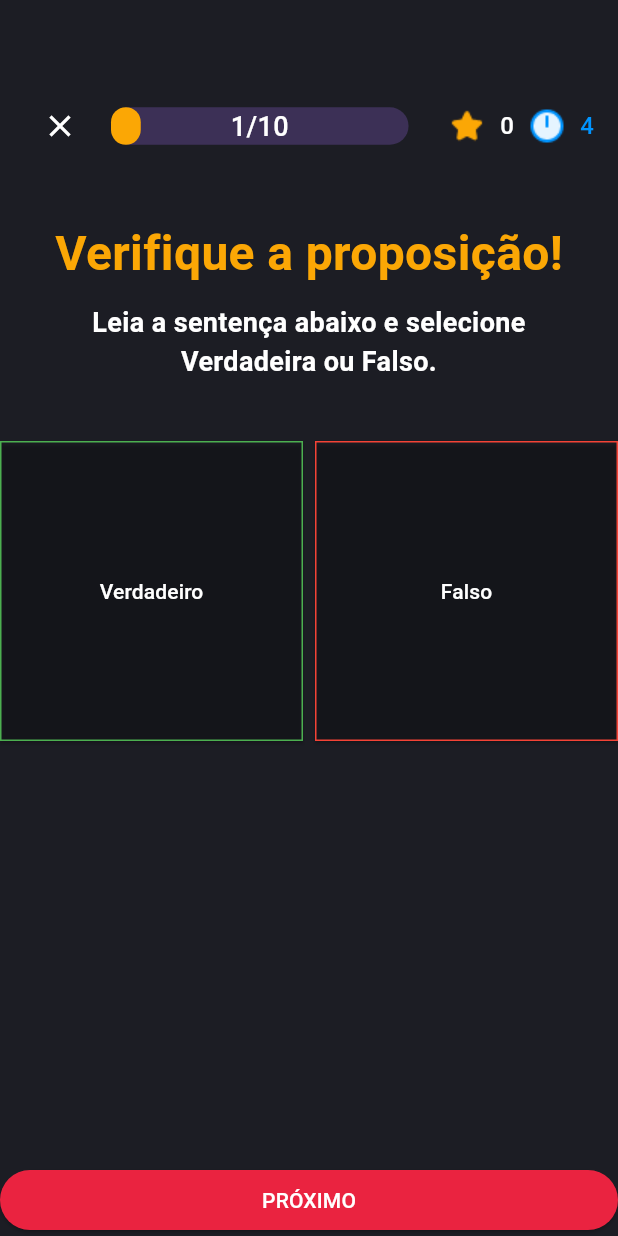
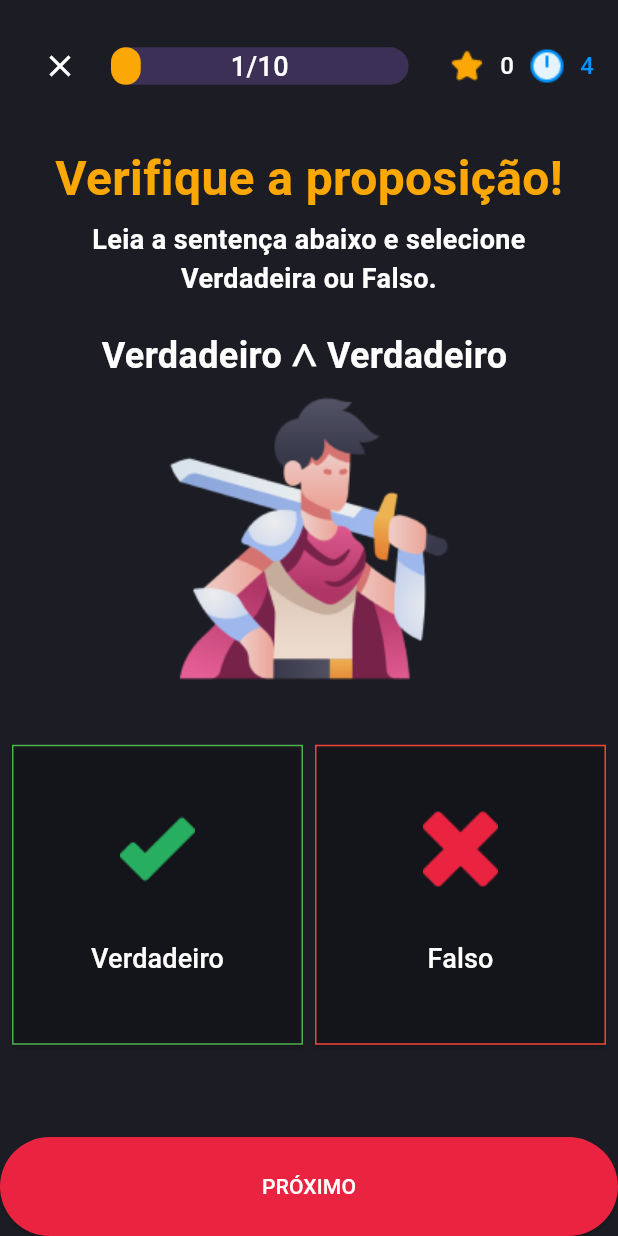
Before and after one commit to Vet0r/jogo-tabela-verdade, a Flutter app: the Jogar screen opened directly, on a phone screen of 412 x 824 dp. Run offline on Flutter 3.47's test engine with Material 3 defaults, Android fonts, the light colour scheme and no system bars; drawn by our look-alikes of percent_indicator; our stand-ins replace firebase_core; accounts and stored records are empty; Roboto replaces fonts that are missing (Quicksand).

Commit message:
parte final

```diff
--- a/jogo_logica/lib/jogo.dart
+++ b/jogo_logica/lib/jogo.dart
@@ -5,6 +5,7 @@ import 'dart:math';
 import 'package:flutter/material.dart';
 import 'package:flutter/src/widgets/container.dart';
 import 'package:flutter/src/widgets/framework.dart';
+import 'package:flutter/widgets.dart';
 import 'package:jogo_logica/custom_theme.dart';
 import 'package:jogo_logica/pontuacao.dart';
 import 'package:percent_indicator/linear_percent_indicator.dart';
@@ -44,7 +45,7 @@ class _JogarState extends State<Jogar> {
   automaticallyImplyLeading: false,
   backgroundColor: Colors.transparent,
   bottom: PreferredSize(
-    preferredSize: Size.fromHeight(60.0),
+    preferredSize: Size.fromHeight(20.0),
     child: Padding(
       padding: const EdgeInsets.symmetric(vertical: 8.0, horizontal: 16.0),
       child: Row(
@@ -118,14 +119,26 @@ class _JogarState extends State<Jogar> {
                   child: Column(
                     mainAxisAlignment: MainAxisAlignment.spaceEvenly,
                     children: [
-                      Padding(padding: EdgeInsets.only(top: 30)),
+                      Padding(padding: EdgeInsets.only(top: 20)),
                       Text('Verifique a proposição!',style: TextStyle(color: fontPrincipal, fontSize: 32,fontWeight: FontWeight.w600, fontFamily: 'Quicksand'),),
-                      Padding(padding: EdgeInsets.only(top: 10)),
+                      Padding(padding: EdgeInsets.only(top: 5)),
                       Text("Leia a sentença abaixo e selecione\nVerdadeira ou Falso.",textAlign: TextAlign.center,
                       style: TextStyle(color: Colors.white,fontSize: 18,fontWeight: FontWeight.w600, fontFamily: 'Quicksand')),],),
                   ),
-                  Padding(padding: EdgeInsets.only(top: 40)),
+                  Padding(padding: EdgeInsets.only(top: 20)),
                   Expanded(
+                    child: Column(
+                      children: [
+
+                      Container(),
+                                    Text(widget.dificuldade[numero].pergunta, style: TextStyle(fontSize:24, color: Colors.white, fontWeight: FontWeight.w700 ),),
+                      Container(),
+                      Padding(padding: EdgeInsets.only(top: 5)),
+                      Image.asset('assets/icons/homem.png'),],),
+                  ),
+          Expanded(
+  child: Padding(
+    padding: const EdgeInsets.all(8.0),
     child: Column(
       children: [
         Row(
@@ -139,7 +152,7 @@ class _JogarState extends State<Jogar> {
                     backgroundColor: MaterialStateProperty.all<Color>(Colors.transparent),
                     shape: MaterialStateProperty.all<RoundedRectangleBorder>(
                       RoundedRectangleBorder(
-                      borderRadius: BorderRadius.zero, // Bordas quadradas
+                        borderRadius: BorderRadius.zero,
                         side: BorderSide(color: Colors.green, width: 1.0), // Borda verde
                       ),
                     ),
@@ -150,11 +163,16 @@ class _JogarState extends State<Jogar> {
                       resp = true;
                     });
                   },
-                child: Center(
-                  child: Text(
+                  child: Column(
+                    mainAxisAlignment: MainAxisAlignment.center,
+                    children: [
+                      Image.asset('assets/icons/verdadeiro.png'),
+                      Padding(padding: EdgeInsets.only(top: 35)),
+                      Text(
                         "Verdadeiro",
-                    style: TextStyle(color: Colors.white), // Texto verde
+                        style: TextStyle(color: Colors.white,fontSize: 18),
                       ),
+                    ],
                   ),
                 ),
               ),
@@ -181,11 +199,16 @@ class _JogarState extends State<Jogar> {
                       resp = false;
                     });
                   },
-                child: Center(
-                  child: Text(
+                  child: Column(
+                    mainAxisAlignment: MainAxisAlignment.center,
+                    children: [
+                      Image.asset('assets/icons/falso.png'),
+                      Padding(padding: EdgeInsets.only(top: 35)),
+                      Text(
                         "Falso",
-                    style: TextStyle(color: Colors.white),
+                        style: TextStyle(color: Colors.white, fontSize: 18),
                       ),
+                    ],
                   ),
                 ),
               ),
@@ -195,7 +218,10 @@ class _JogarState extends State<Jogar> {
       ],
     ),
   ),
-              Container(
+),
+              SizedBox(
+                width: MediaQuery.of(context).size.width * 1,
+                height: MediaQuery.of(context).size.height * 0.08,
                 child: ElevatedButton(
                   style: ButtonStyle(
                       backgroundColor:
--- a/jogo_logica/pubspec.yaml
+++ b/jogo_logica/pubspec.yaml
@@ -72,7 +72,9 @@ flutter:
    - assets/icons/gema.png
    - assets/icons/relogio.png
    - assets/icons/estrela.png
-
+   - assets/icons/falso.png
+   - assets/icons/verdadeiro.png
+   - assets/icons/homem.png
 
 
     # An image asset can refer to one or more resolution-specific "variants", see
```
Also changed, not shown: jogo_logica/assets/icons/falso.png (added), jogo_logica/assets/icons/homem.png (added), jogo_logica/assets/icons/verdadeiro.png (added). Lines whose indentation alone changed are shown as unchanged.
